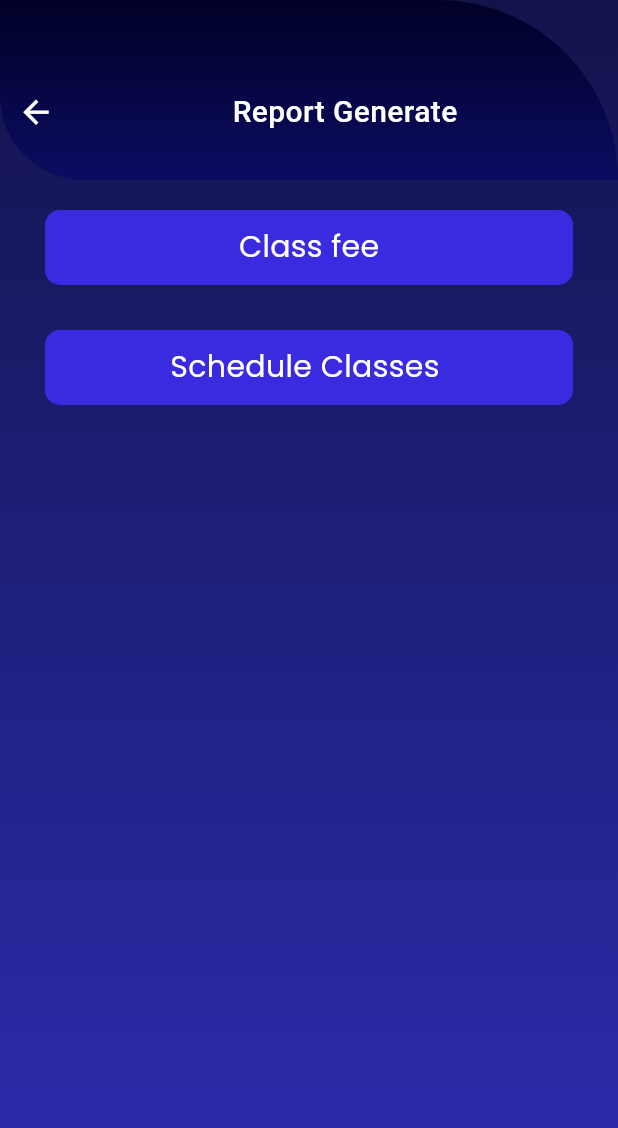
After one commit to HiranthaDissanayake/edu_mate, a Flutter app: the ReportGenerate screen opened directly, on a phone screen of 412 x 824 dp. The commit adds this screen. Shown: the top 1128 px of the screen. Run offline on Flutter 3.47's test engine with Material 3 defaults, Android fonts, the phone set to English and light mode, and no system bars; our stand-ins replace cloud_firestore, firebase_auth, firebase_core, fluttertoast, google_fonts, random_string and 1 more; accounts and stored records are empty.

Commit message:
Create Generate Report Screen

```diff
--- a/lib/Admin/admin_home_page.dart
+++ b/lib/Admin/admin_home_page.dart
@@ -4,6 +4,7 @@ import 'package:edu_mate/Admin/manage_schedules.dart';
 import 'package:edu_mate/Admin/manage_students.dart';
 import 'package:edu_mate/Admin/manage_teachers.dart';
 import 'package:edu_mate/Admin/payment_screen.dart';
+import 'package:edu_mate/Admin/report_generate.dart';
 import 'package:edu_mate/service/database.dart';
 import 'package:flutter/material.dart';
 import 'package:google_fonts/google_fonts.dart';
@@ -143,7 +144,7 @@ class _AdminhomepageState extends State<Adminhomepage> {
                                 },
                                 icon: Icon(Icons.menu),
                                 color: Color(0xFF5BAFDB),
-                                iconSize: 40,
+                                iconSize: 32,
                               ),
                             )),
                             SizedBox(
@@ -393,7 +394,10 @@ class _AdminhomepageState extends State<Adminhomepage> {
                           ),
                           GestureDetector(
                             onTap: () {
-                              //type the code
+                              Navigator.push(
+                                  context,
+                                  MaterialPageRoute(
+                                      builder: (context) => ReportGenerate()));
                             },
                             child: Container(
                               height: 60,
--- /dev/null
+++ b/lib/Admin/report_generate.dart
@@ -0,0 +1,125 @@
+import 'package:flutter/material.dart';
+import 'package:google_fonts/google_fonts.dart';
+
+class ReportGenerate extends StatefulWidget {
+  const ReportGenerate({super.key});
+
+  @override
+  State<ReportGenerate> createState() => _ReportGenerateState();
+}
+
+class _ReportGenerateState extends State<ReportGenerate> {
+  @override
+  Widget build(BuildContext context) {
+    return Scaffold(
+      body: Stack(
+        children: [
+          Container(
+            decoration: const BoxDecoration(
+              gradient: LinearGradient(
+                colors: [Color(0xFF13134C), Color(0xFF2D2DB2)],
+                begin: Alignment.topCenter,
+                end: Alignment.bottomCenter,
+              ),
+            ),
+          ),
+          Column(
+            children: [
+              Container(
+                height: 120,
+                width: double.infinity,
+                decoration: BoxDecoration(
+                  gradient: LinearGradient(
+                    colors: [Color(0xFF010127), Color(0xFF0B0C61)],
+                    begin: Alignment.topCenter,
+                    end: Alignment.bottomCenter,
+                  ),
+                  borderRadius: BorderRadius.only(
+                    bottomLeft: Radius.circular(70),
+                    topRight: Radius.circular(150),
+                  ),
+                ),
+                child: Padding(
+                  padding: const EdgeInsets.only(top: 30),
+                  child: Row(
+                    mainAxisAlignment: MainAxisAlignment.center,
+                    children: [
+                      IconButton(
+                        onPressed: () {
+                          Navigator.pop(context);
+                        },
+                        icon: Icon(Icons.arrow_back),
+                        color: Colors.white,
+                        iconSize: 25,
+                      ),
+                      Spacer(),
+                      Text(
+                        "Report Generate",
+                        style: TextStyle(
+                          color: Color(0xFFFFFFFF),
+                          fontSize: 20,
+                          fontWeight: FontWeight.w500,
+                        ),
+                      ),
+                      Spacer(),
+                    ],
+                  ),
+                ),
+              ),
+              SizedBox(
+                height: 20,
+              ),
+              Column(
+                children: [
+                  GestureDetector(
+                    onTap: () => (),
+                    child: Padding(
+                      padding: const EdgeInsets.symmetric(horizontal: 30),
+                      child: Container(
+                        height: 50,
+                        width: double.infinity,
+                        decoration: BoxDecoration(
+                            color: const Color(0xFF3A2AE0),
+                            borderRadius: BorderRadius.circular(10)),
+                        child: Center(
+                          child: Text(
+                            "Class fee",
+                            style: GoogleFonts.poppins(
+                                color: Colors.white, fontSize: 20),
+                          ),
+                        ),
+                      ),
+                    ),
+                  ),
+                  SizedBox(
+                    height: 30,
+                  ),
+                  GestureDetector(
+                    onTap: () => (),
+                    child: Padding(
+                      padding: const EdgeInsets.symmetric(horizontal: 30),
+                      child: Container(
+                        height: 50,
+                        width: double.infinity,
+                        decoration: BoxDecoration(
+                            color: const Color(0xFF3A2AE0),
+                            borderRadius: BorderRadius.circular(10)),
+                        child: Center(
+                          child: Text(
+                            "Schedule Classes ",
+                            style: GoogleFonts.poppins(
+                                color: Colors.white, fontSize: 20),
+                          ),
+                        ),
+                      ),
+                    ),
+                  ),
+                ],
+              )
+            ],
+          ),
+        ],
+      ),
+    );
+  }
+}
```
Also changed, not shown: 4 other files.
